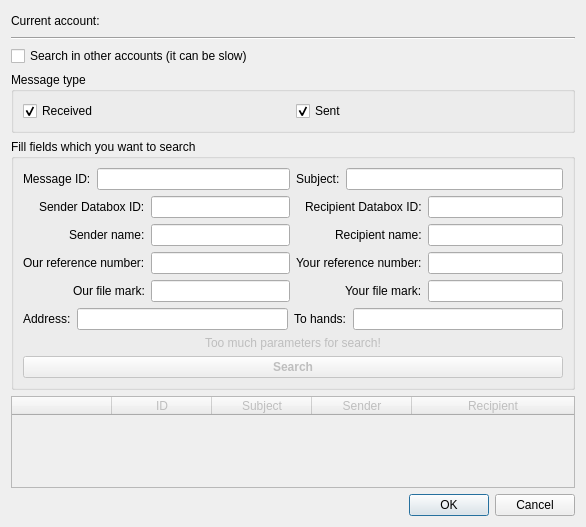
This is src/gui/ui/dlg_msg_search.ui in psakar/datovka as Qt 5 draws it before an edit. The edited form follows.
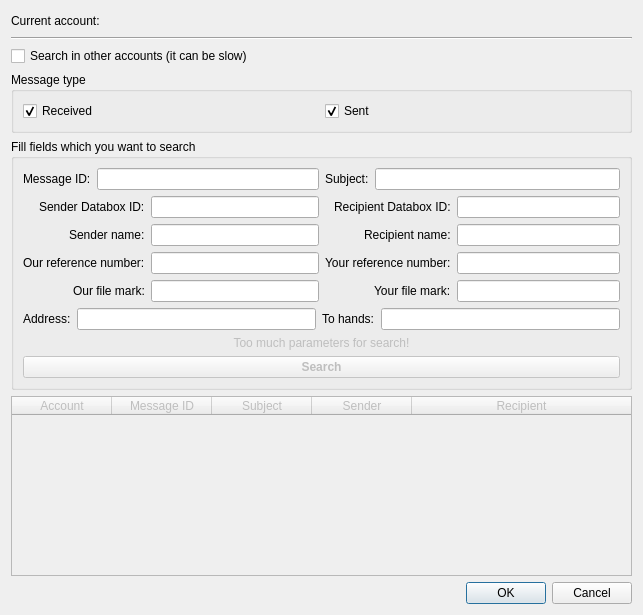
This is the edited form. Icons and pictures are not drawn.

Commit message: First prototype of advanced search message (issue #43)

Patch:
```diff
--- a/src/gui/ui/dlg_msg_search.ui
+++ b/src/gui/ui/dlg_msg_search.ui
@@ -6,8 +6,8 @@
    <rect>
     <x>0</x>
     <y>0</y>
-    <width>586</width>
-    <height>527</height>
+    <width>643</width>
+    <height>615</height>
    </rect>
   </property>
   <property name="windowTitle">
@@ -322,7 +322,7 @@
       <bool>false</bool>
      </property>
      <property name="wordWrap">
-      <bool>true</bool>
+      <bool>false</bool>
      </property>
      <property name="columnCount">
       <number>5</number>
@@ -350,12 +350,12 @@
      </attribute>
      <column>
       <property name="text">
-       <string/>
+       <string>Account</string>
       </property>
      </column>
      <column>
       <property name="text">
-       <string>ID</string>
+       <string>Message ID</string>
       </property>
      </column>
      <column>
```
The commit also changes 4 other files.
